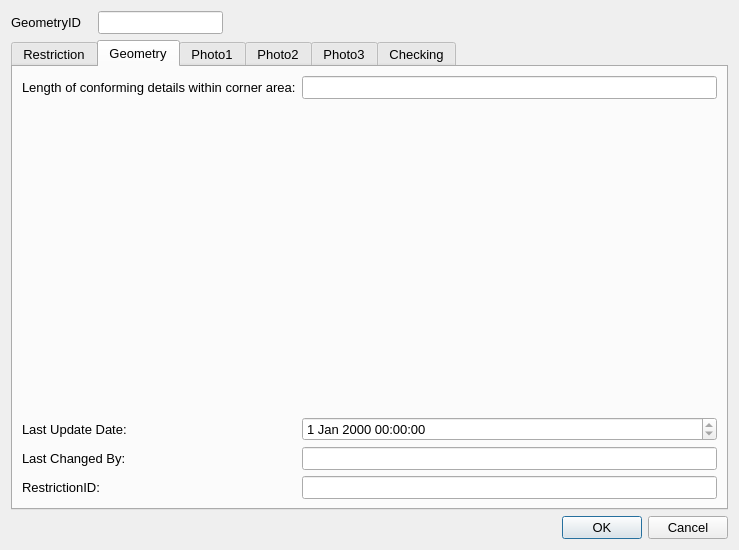
Old version of the form ui/HaveringJunctions.ui in the repository tlh22/restrictionsWithGNSS.
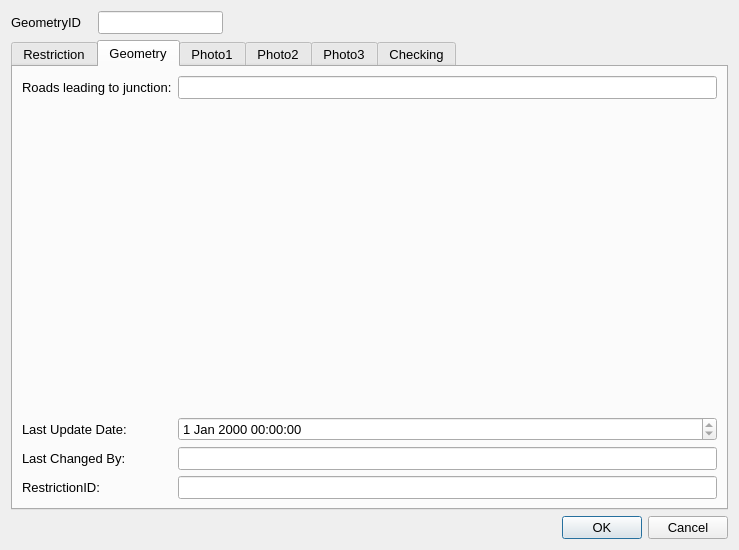
New version of the form. The open tabs and pages were chosen to show the change. Icons and pictures are not drawn.

```diff
--- a/ui/HaveringJunctions.ui
+++ b/ui/HaveringJunctions.ui
@@ -163,20 +163,9 @@
         <enum>QFormLayout::AllNonFixedFieldsGrow</enum>
        </property>
        <item row="0" column="0">
-        <widget class="QLabel" name="lbl_RoadName">
-         <property name="minimumSize">
-          <size>
-           <width>90</width>
-           <height>16</height>
-          </size>
-         </property>
-         <property name="font">
-          <font>
-           <pointsize>10</pointsize>
-          </font>
-         </property>
+        <widget class="QLabel" name="label_3">
          <property name="text">
-          <string>Length of conforming details within corner area:</string>
+          <string>Roads leading to junction:</string>
          </property>
         </widget>
        </item>
```
Left out of the diff: 4 changed lines with no effect on the pictures.
